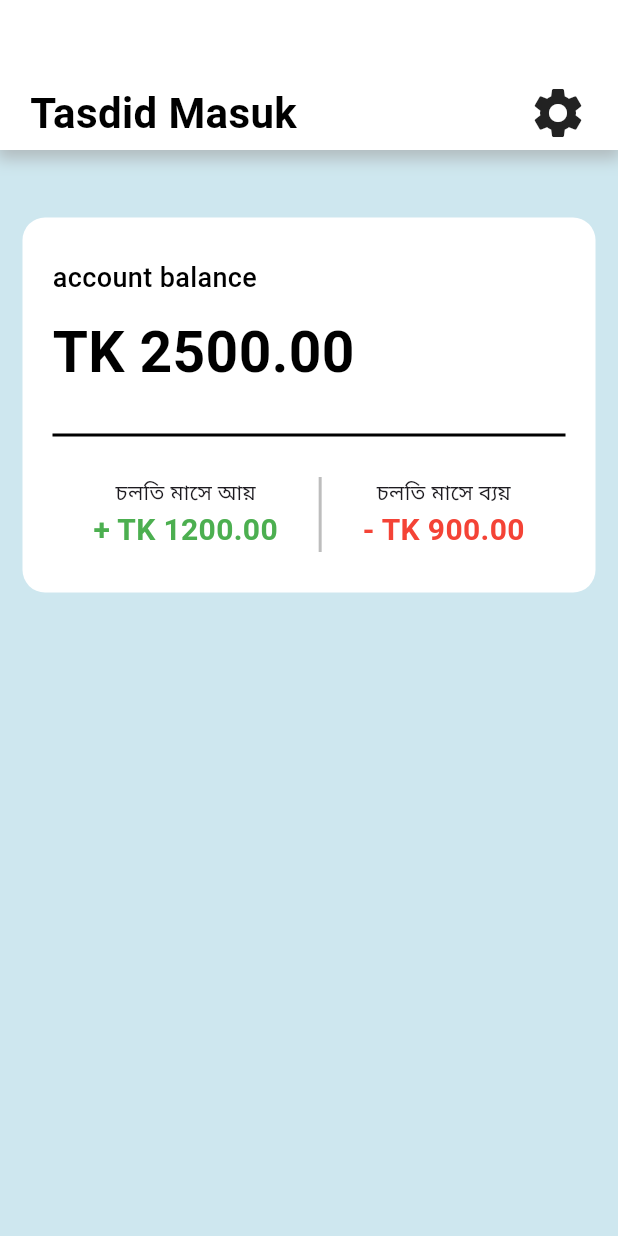
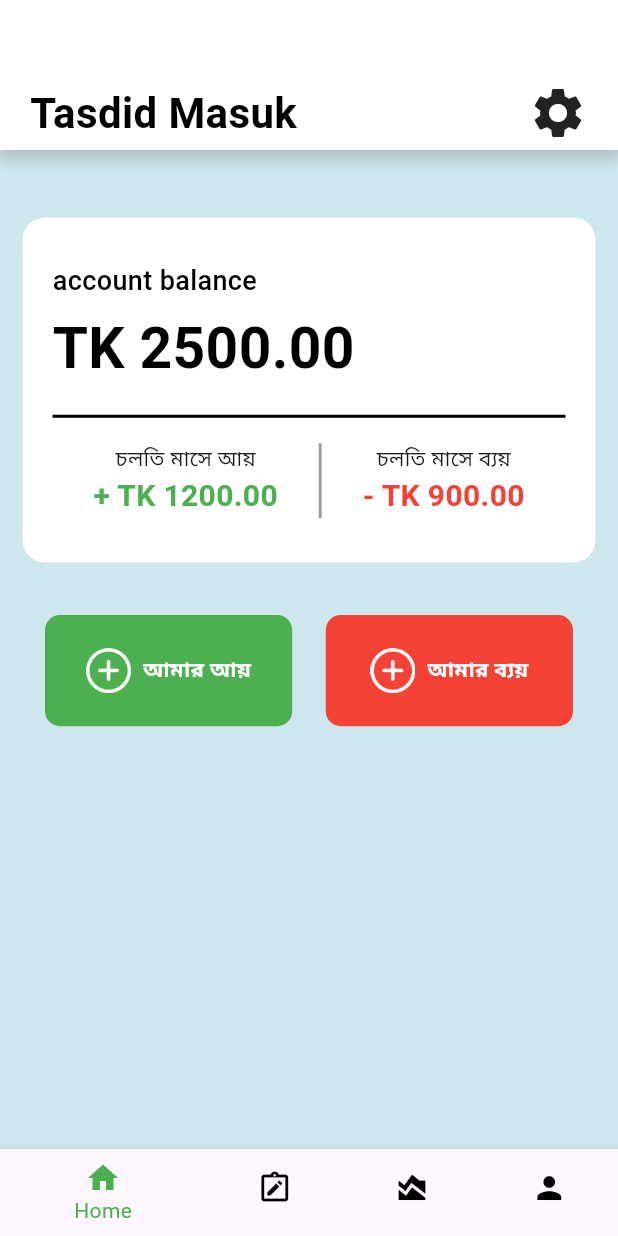
Before and after one commit to tasdidmasuk/amar_hisab_app, a Flutter app: the screen it shows after launch, on a phone screen of 412 x 824 dp. Run offline on Flutter 3.47's test engine with Material 3 defaults, Android fonts, the phone set to English and light mode, and no system bars.

Commit message:
initial commit

```diff
--- a/lib/Pages/home_page/home.dart
+++ b/lib/Pages/home_page/home.dart
@@ -18,7 +18,6 @@ class _HomeState extends State<Home> {
           mainAxisAlignment: MainAxisAlignment.start,
           crossAxisAlignment: CrossAxisAlignment.center,
           children: [
-            // 1st section
             Container(
               padding: const EdgeInsets.only(top: 50.0, left: 20.0, right: 20.0),
               height: 100.0,
@@ -49,15 +48,11 @@ class _HomeState extends State<Home> {
                 ],
               ),
             ),
-
             const SizedBox(height: 30.0),
-
-            // second item
             Container(
-
               padding: const EdgeInsets.all(20.0),
               margin: const EdgeInsets.all(15.0),
-              height: 250.0,
+              height: 230.0,
               width: MediaQuery.of(context).size.width,
               decoration: BoxDecoration(
                 borderRadius: BorderRadius.circular(15.0),
@@ -75,7 +70,7 @@ class _HomeState extends State<Home> {
                       fontWeight: FontWeight.w500,
                     ),
                   ),
-                  const SizedBox(height: 10.0),
+                  const SizedBox(height: 5.0),
                   const Text(
                     "TK 2500.00",
                     style: TextStyle(
@@ -84,19 +79,12 @@ class _HomeState extends State<Home> {
                       fontWeight: FontWeight.bold,
                     ),
                   ),
-                  const SizedBox(height: 20),
+                  const SizedBox(height: 10.0),
                   const Divider(thickness: 2.0, color: Colors.black),
-                  const SizedBox(height: 20),
-
-                  // 🔹 Fixed Row section
+                  const SizedBox(height: 10.0),
                   Row(
-
-
                     mainAxisAlignment: MainAxisAlignment.spaceEvenly,
                     children: [
-                      // আয়
-
-
                       Column(
                         mainAxisAlignment: MainAxisAlignment.center,
                         children: const [
@@ -111,17 +99,11 @@ class _HomeState extends State<Home> {
                           ),
                         ],
                       ),
-
-
-                      // 🔸 সহজ মাঝের Divider
                       Container(
                         height: 50,
                         width: 2,
-                        color: Colors.grey.shade400,
+                        color: Colors.grey,
                       ),
-
-
-                      // ব্যয়
                       Column(
                         mainAxisAlignment: MainAxisAlignment.center,
                         children: const [
@@ -141,9 +123,115 @@ class _HomeState extends State<Home> {
                 ],
               ),
             ),
+            const SizedBox(height: 20.0),
+            Container(
+              margin: const EdgeInsets.only(left: 30.0, right: 30.0),
+              child: Row(
+                mainAxisAlignment: MainAxisAlignment.spaceBetween,
+                children: [
+                  Container(
+                    height: MediaQuery.of(context).size.height * 0.09, // screen height এর 9%
+                    width: MediaQuery.of(context).size.width * 0.40,
+                    decoration: BoxDecoration(
+                      color: Colors.green,
+                      borderRadius: BorderRadius.circular(10.0),
+                    ),
+                    child: Row(
+                      mainAxisAlignment: MainAxisAlignment.center,
+                      children: [
+                        Image.asset(
+                          "assets/images/add.png",
+                          height: 30.0,
+                          width: 30.0,
+                          color: Colors.white,
+                        ),
+                        const SizedBox(width: 8.0),
+                        const Text(
+                          "আমার আয়",
+                          style: TextStyle(
+                            color: Colors.white,
+                            fontWeight: FontWeight.bold,
+                          ),
+                        ),
+                      ],
+                    ),
+                  ),
+                  Container(
+                    height: MediaQuery.of(context).size.height * 0.09,
+                    width: MediaQuery.of(context).size.width * 0.40,
+                    decoration: BoxDecoration(
+                      color: Colors.red,
+                      borderRadius: BorderRadius.circular(10.0),
+                    ),
+                    child: Row(
+                      mainAxisAlignment: MainAxisAlignment.center,
+                      children: [
+                        Image.asset(
+                          "assets/images/add.png",
+                          height: 30.0,
+                          width: 30.0,
+                          color: Colors.white,
+                        ),
+                        const SizedBox(width: 8.0),
+                        const Text(
+                          "আমার ব্যয়",
+                          style: TextStyle(
+                            color: Colors.white,
+                            fontWeight: FontWeight.bold,
+                          ),
+                        ),
+
+                      ],
+                    ),),
+
+
+                ],
+              ),
+            ),
+
+
+
           ],
         ),
       ),
+
+
+      //bototom navbar
+
+      bottomNavigationBar: BottomNavigationBar(
+
+          currentIndex: 0,
+
+          selectedItemColor: Colors.green,
+          unselectedItemColor: Colors.black,
+
+
+          unselectedLabelStyle: const TextStyle(
+            color: Colors.black, // এই রঙও unselectedItemColor দ্বারা ওভাররাইড হবে
+            fontWeight: FontWeight.w500,
+            fontSize: 13,
+          ),
+
+
+          items: [
+            BottomNavigationBarItem(icon: Icon(Icons.home),
+            label: "Home"),
+
+            BottomNavigationBarItem(icon: Icon(Icons.note_alt_outlined),
+                label: "hisab"),
+
+            BottomNavigationBarItem(icon: Icon(Icons.area_chart,color: Colors.black,),
+                label: "chart",
+
+            ),
+            BottomNavigationBarItem(icon: Icon(Icons.person),
+                label: "profile")
+
+
+
+          ]),
+
+
     );
   }
 }
```
Also changed, not shown: assets/images/add.png (added), assets/images/minus.png (added).
